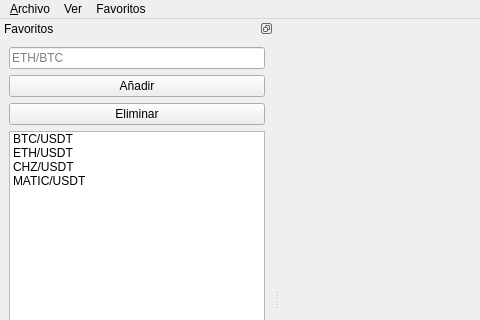
Old version of the form mainwindow.ui in the repository katmai1/qtradingview2; both pictures show x 0 to 480 and y 0 to 320 of the 800 by 600 pixel window.
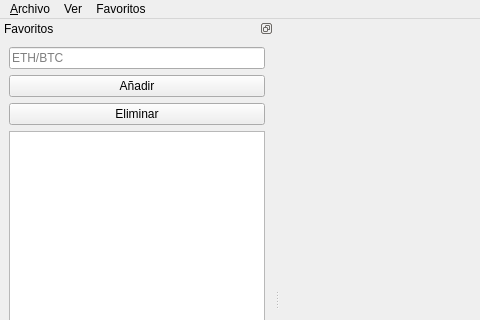
New version of the form. Icons and pictures are not drawn. Custom widgets are drawn as their Qt base class.

The edit to the form file:
```diff
--- a/mainwindow.ui
+++ b/mainwindow.ui
@@ -128,28 +128,7 @@
       </widget>
      </item>
      <item>
-      <widget class="QListWidget" name="list_favorites">
-       <item>
-        <property name="text">
-         <string>BTC/USDT</string>
-        </property>
-       </item>
-       <item>
-        <property name="text">
-         <string>ETH/USDT</string>
-        </property>
-       </item>
-       <item>
-        <property name="text">
-         <string>CHZ/USDT</string>
-        </property>
-       </item>
-       <item>
-        <property name="text">
-         <string>MATIC/USDT</string>
-        </property>
-       </item>
-      </widget>
+      <widget class="QListWidget" name="list_favorites"/>
      </item>
     </layout>
    </widget>
```
Left out of the diff: 6 changed lines with no effect on the pictures.
